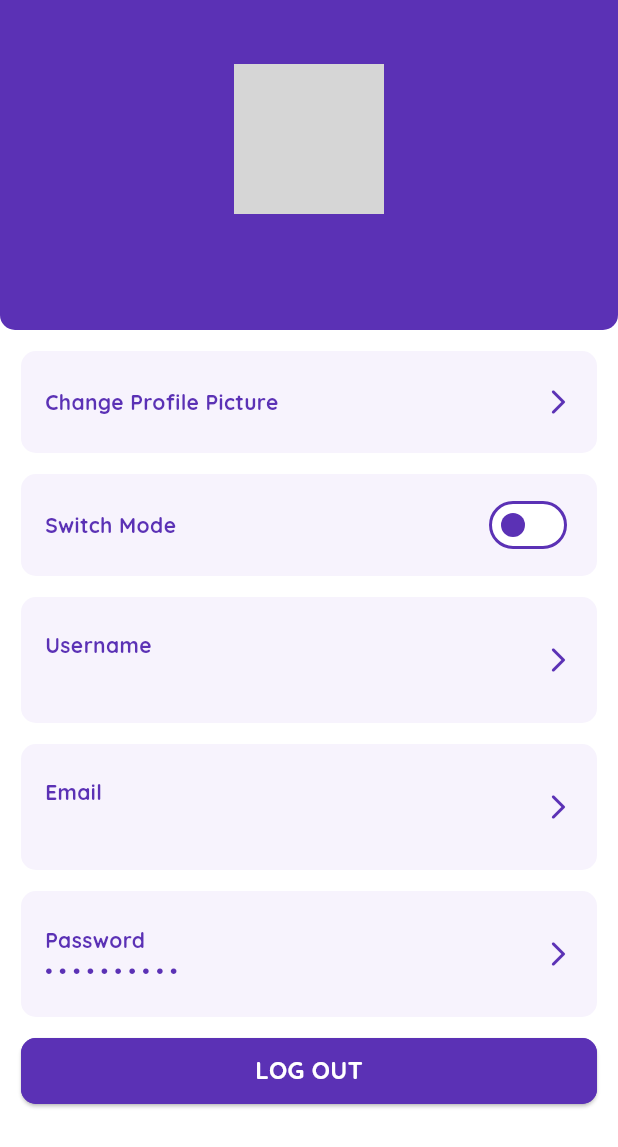
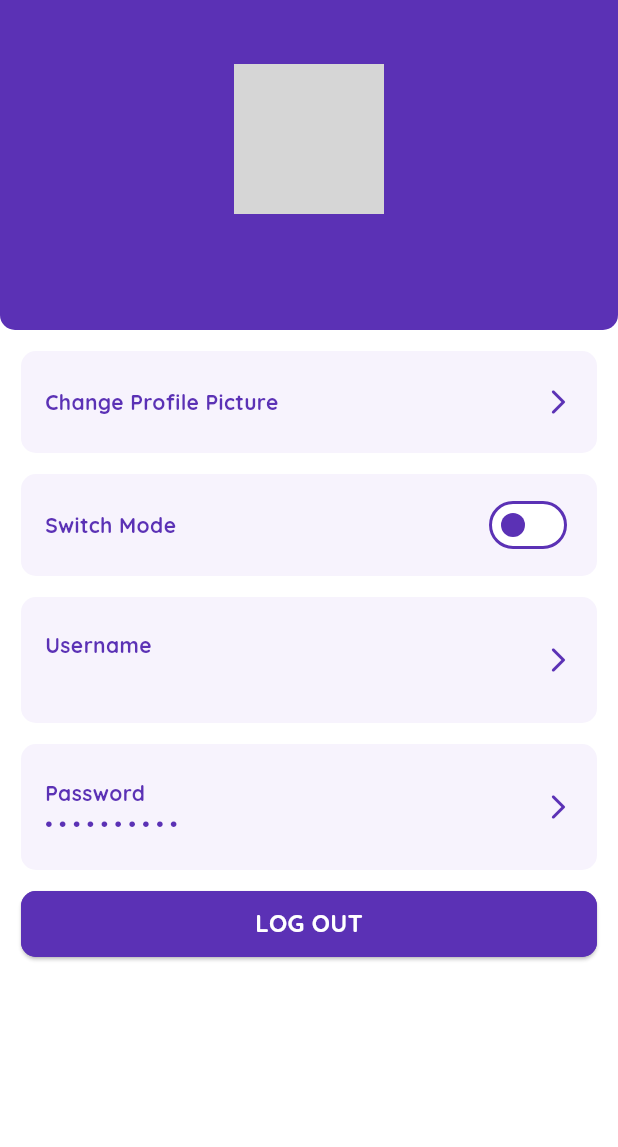
Before and after one commit to jesslyn-caroline/fukuro, a Flutter app: the Profile screen opened directly, on a phone screen of 412 x 824 dp. Shown: the top 1147 px of the screen. Run offline on Flutter 3.47's test engine with Material 3 defaults, Android fonts, the phone set to English and light mode, and no system bars; our stand-ins replace google_fonts, shared_preferences, sqflite, sqflite_common_ffi; accounts and stored records are empty; grey boxes are pictures that could not be loaded.

Commit message:
Remove change email, and add function to change password

```diff
--- a/lib/screens/profile.dart
+++ b/lib/screens/profile.dart
@@ -2,6 +2,7 @@ import 'package:flutter/material.dart';
 import 'package:fukuro/components/blockbutton.dart';
 import 'package:fukuro/components/profile_setting_tile.dart';
 import 'package:fukuro/providers/profile_provider.dart';
+import 'package:fukuro/screens/change_password.dart';
 import 'package:fukuro/screens/change_profile_picture.dart';
 import 'package:fukuro/screens/change_username.dart';
 import 'package:fukuro/screens/getstarted.dart';
@@ -60,13 +61,7 @@ class Profile extends StatelessWidget {
                   trailing: Icon(Icons.arrow_forward_ios_rounded, color: Theme.of(context).colorScheme.primary, size: 20,),),
                 SizedBox(height: 14,),
                 ProfileSettingTile(
-                  action: () {},
-                  title: "Email",
-                  subtitle: context.watch<ProfileProvider>().currentUser?.email,
-                  trailing: Icon(Icons.arrow_forward_ios_rounded, color: Theme.of(context).colorScheme.primary, size: 20,)),
-                SizedBox(height: 14,),
-                ProfileSettingTile(
-                  action: () {},
+                  action: () => Navigator.of(context).push(MaterialPageRoute(builder: (context) => ChangePassword())),
                   title: "Password",
                   subtitle: "• • • • • • • • • •",
                   trailing: Icon(Icons.arrow_forward_ios_rounded, color: Theme.of(context).colorScheme.primary, size: 20,),),
```
